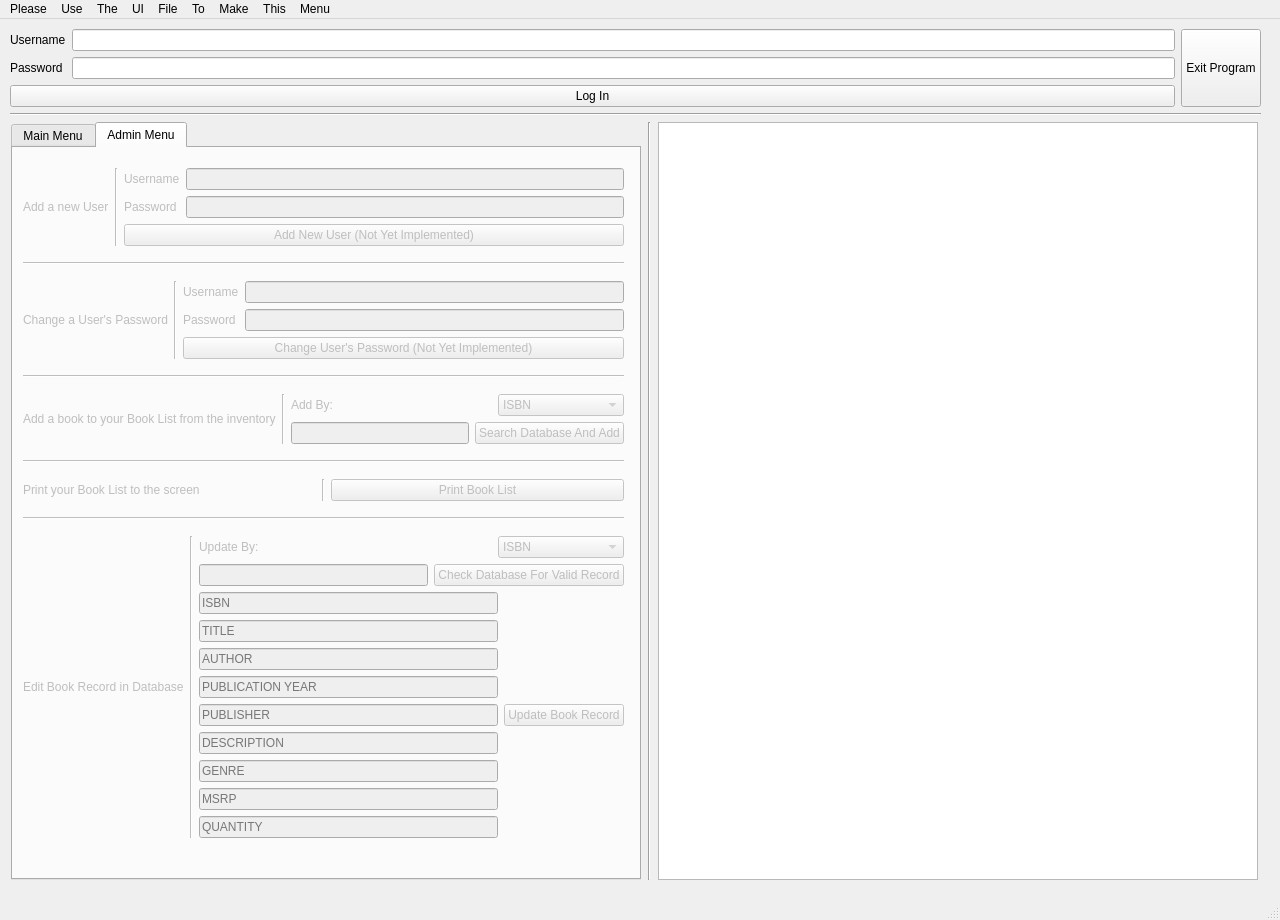
This is BSI/mainwindow.ui in Awsomeman328/CPP2Group4Assignment2BookstoreInventory as Qt 5 draws it before an edit. The edited form follows.
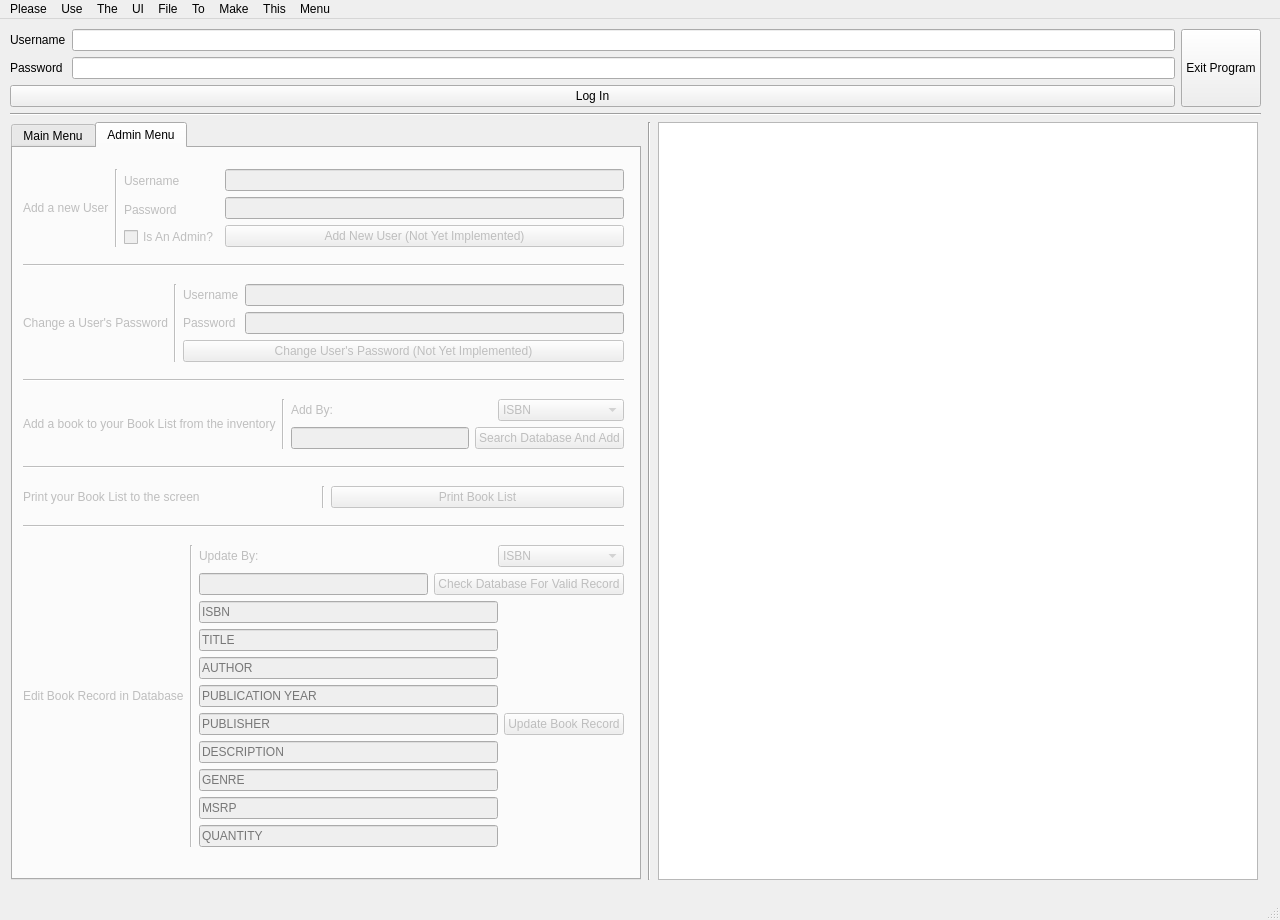
This is the edited form.

Diff of the .ui file:
```diff
--- a/BSI/mainwindow.ui
+++ b/BSI/mainwindow.ui
@@ -715,7 +715,7 @@
              <x>10</x>
              <y>10</y>
              <width>601</width>
-             <height>691</height>
+             <height>700</height>
             </rect>
            </property>
            <layout class="QVBoxLayout" name="verticalLayout_14">
@@ -755,6 +755,13 @@
                       </property>
                      </widget>
                     </item>
+                    <item>
+                     <widget class="QCheckBox" name="checkBoxIsAdmin">
+                      <property name="text">
+                       <string>Is An Admin?</string>
+                      </property>
+                     </widget>
+                    </item>
                    </layout>
                   </item>
                   <item>
@@ -769,16 +776,16 @@
                       </property>
                      </widget>
                     </item>
-                   </layout>
-                  </item>
-                 </layout>
-                </item>
                 <item>
                  <widget class="QPushButton" name="pushButtonAddNewUser">
                   <property name="text">
                    <string>Add New User (Not Yet Implemented)</string>
                   </property>
                  </widget>
+                    </item>
+                   </layout>
+                  </item>
+                 </layout>
                 </item>
                </layout>
               </item>
```
Lines whose indentation alone changed are shown as unchanged.
